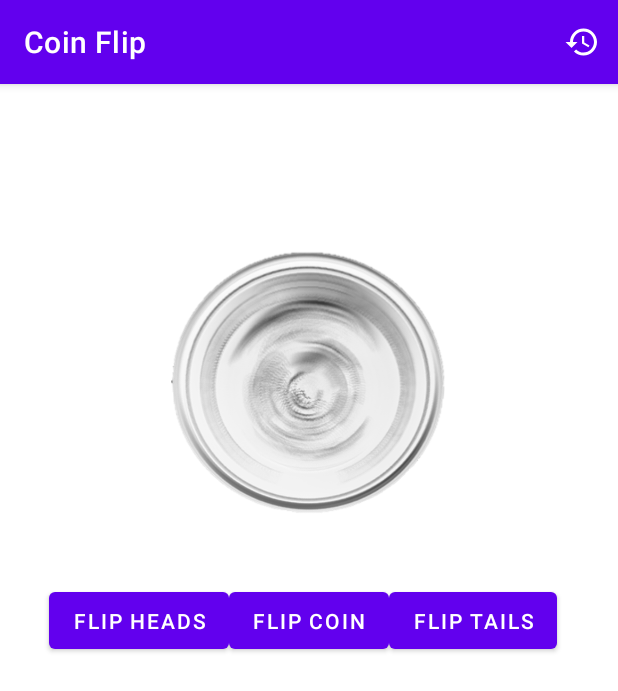
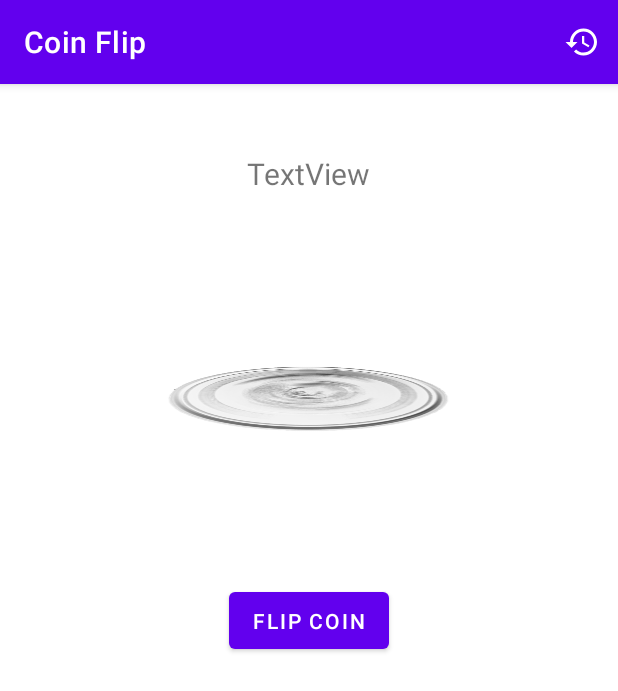
Before and after one commit to JackyL-CyberTofu/Child-Management-App, an Android app: the screen it shows after launch (CoinFlipActivity), after a tap on "FLIP COIN", on a phone screen of 412 x 824 dp. Shown: the top 691 px of the screen. Run offline under Robolectric (Android 15) with nearby library versions, the phone set to English and light mode, and no system bars; our stand-ins replace navigation-ui; 3 other taps on this screen came first.

Commit message:
Added a Observer to change Coin status.

```diff
--- a/app/src/main/AndroidManifest.xml
+++ b/app/src/main/AndroidManifest.xml
@@ -11,7 +11,8 @@
         android:theme="@style/Theme.BeParentApp">
         <activity
             android:name=".FlipHistoryActivity"
-            android:exported="false" />
+            android:exported="false"
+            android:label="History"/>
         <activity
             android:name=".ChildConfigActivity"
             android:exported="false" />
--- a/app/src/main/java/ca/sfu/cmpt276/be/parentapp/CoinFlipActivity.java
+++ b/app/src/main/java/ca/sfu/cmpt276/be/parentapp/CoinFlipActivity.java
@@ -7,18 +7,20 @@ import android.media.MediaPlayer;
 import android.os.Bundle;
 import android.view.Menu;
 import android.view.MenuItem;
+import android.view.View;
 import android.widget.Button;
 import android.widget.ImageView;
-import android.widget.Toast;
+import android.widget.TextView;
 
 import androidx.annotation.NonNull;
 import androidx.appcompat.app.AppCompatActivity;
 import androidx.navigation.ui.AppBarConfiguration;
 
 import ca.sfu.cmpt276.be.parentapp.databinding.ActivityCoinflipBinding;
+import ca.sfu.cmpt276.be.parentapp.model.ChildManager;
 import ca.sfu.cmpt276.be.parentapp.model.CoinFlipManager;
 
-public class CoinFlipActivity extends AppCompatActivity {
+public class CoinFlipActivity extends AppCompatActivity implements CoinFlipManager.CoinObserver {
 
     private AppBarConfiguration appBarConfiguration;
     private ActivityCoinflipBinding binding;
@@ -26,6 +28,7 @@ public class CoinFlipActivity extends AppCompatActivity {
     private ImageView coin;
     MediaPlayer player;
     CoinFlipManager coinFlipManager = CoinFlipManager.getInstance();
+    ChildManager childManager = ChildManager.getInstance();
 
     @Override
     protected void onCreate(Bundle savedInstanceState) {
@@ -42,6 +45,7 @@ public class CoinFlipActivity extends AppCompatActivity {
     }
 
     private void setupButton() {
+
         Button flipButton = (Button) findViewById(R.id.flipCoinButton);
         flipButton.setOnClickListener(view -> {
             flipCoin("Null");
@@ -57,6 +61,13 @@ public class CoinFlipActivity extends AppCompatActivity {
             flipCoin("Tails");
         });
 
+        if (childManager.getAll().size() == 0) {
+            headsButton.setVisibility(View.GONE);
+            tailsButton.setVisibility(View.GONE);
+        } else {
+            flipButton.setVisibility(View.GONE);
+        }
+
     }
 
     private void initializeCoin() {
@@ -65,6 +76,7 @@ public class CoinFlipActivity extends AppCompatActivity {
 
     private void flipCoin(String userChoice) {
         coin.animate().setDuration(3100).rotationXBy(2160).setListener(new AnimatorListenerAdapter() {
+
             @Override
             public void onAnimationEnd(Animator animation) {
                 super.onAnimationEnd(animation);
@@ -75,16 +87,6 @@ public class CoinFlipActivity extends AppCompatActivity {
                         break;
                     case "Tails":
                         coin.setImageResource(R.drawable.coin_tails);
-                        break;
-                }
-                Toast.makeText(CoinFlipActivity.this,"result "+result+" at "+ coinFlipManager.getCoinFlipGame(0).getDate(),Toast.LENGTH_SHORT).show();
-                int won = coinFlipManager.getCoinFlipGame(0).getPickerWon();
-                switch (won) {
-                    case 1:
-                        Toast.makeText(CoinFlipActivity.this,"You won",Toast.LENGTH_SHORT).show();
-                        break;
-                    case 0:
-                        Toast.makeText(CoinFlipActivity.this,"you lost" ,Toast.LENGTH_SHORT).show();
                         break;
                 }
             }
@@ -114,4 +116,28 @@ public class CoinFlipActivity extends AppCompatActivity {
         return super.onOptionsItemSelected(item);
     }
 
+    private void updateDisplayCoinResult() {
+        TextView tv = findViewById(R.id.flipResult);
+        if (coinFlipManager.getCoinList().size() > 0){
+            tv.setText(coinFlipManager.getCoinFlipGame(0).getResult());
+        }
+    }
+
+    @Override
+    protected void onResume() {
+        super.onResume();
+        coinFlipManager.registerChangeCallback(this);
+        updateDisplayCoinResult();
+    }
+
+    @Override
+    protected void onPause() {
+        super.onPause();
+        coinFlipManager.unRegisterChangeCallback(this);
+    }
+
+    @Override
+    public void notifyCounterChanged() {
+        updateDisplayCoinResult();
+    }
 }
--- a/app/src/main/java/ca/sfu/cmpt276/be/parentapp/model/CoinFlipManager.java
+++ b/app/src/main/java/ca/sfu/cmpt276/be/parentapp/model/CoinFlipManager.java
@@ -5,7 +5,10 @@ import java.time.LocalDateTime;
 import java.time.format.DateTimeFormatter;
 import java.util.ArrayList;
 import java.util.Date;
+import java.util.List;
 import java.util.Random;
+
+import ca.sfu.cmpt276.be.parentapp.CoinFlipActivity;
 
 public class CoinFlipManager {
 
@@ -13,12 +16,31 @@ public class CoinFlipManager {
 
     ArrayList<Coin> coinFlipHistory = new ArrayList<Coin>();
     int nextChild = 0;
+    private List<CoinObserver> observers = new ArrayList<>();
+
 
     public static CoinFlipManager getInstance() {
         if (instance == null) {
             instance = new CoinFlipManager();
         }
         return instance;
+    }
+
+
+    public interface CoinObserver {
+        void notifyCounterChanged();
+    }
+
+    public void registerChangeCallback(CoinObserver obs) {
+        observers.add(obs);
+    }
+    public void unRegisterChangeCallback(CoinObserver obs) {
+        observers.remove(obs);
+    }
+    private void notifyValueHasChanged() {
+        for (CoinObserver obs : observers) {
+            obs.notifyCounterChanged();
+        }
     }
 
     public String flipRandomCoin(String userChoice){
@@ -41,6 +63,8 @@ public class CoinFlipManager {
         //String childPicked = getLastChildPicked().getName();
 
         saveCoinFlip(result,userChoice, "John");
+
+        notifyValueHasChanged();
 
         return result;
     }
--- a/app/src/main/res/layout/activity_coin_flip_history.xml
+++ b/app/src/main/res/layout/activity_coin_flip_history.xml
@@ -8,9 +8,9 @@
 
     <ListView
         android:id="@+id/gamelist"
-        android:layout_marginTop="58dp"
         android:layout_width="match_parent"
-        android:layout_height="match_parent" >
+        android:layout_height="match_parent"
+        android:layout_marginTop="2dp">
 
     </ListView>
 
--- a/app/src/main/res/layout/activity_coinflip.xml
+++ b/app/src/main/res/layout/activity_coinflip.xml
@@ -71,4 +71,16 @@
         app:layout_constraintRight_toRightOf="parent"
         app:layout_constraintTop_toBottomOf="@+id/coin_image" />
 
+    <TextView
+        android:id="@+id/flipResult"
+        android:layout_width="wrap_content"
+        android:layout_height="wrap_content"
+        android:layout_marginBottom="40dp"
+        android:text="TextView"
+        app:layout_constraintBottom_toTopOf="@+id/coin_image"
+        app:layout_constraintEnd_toEndOf="parent"
+        app:layout_constraintHorizontal_bias="0.499"
+        app:layout_constraintStart_toStartOf="parent"
+        android:textSize="20sp"/>
+
 </androidx.constraintlayout.widget.ConstraintLayout>
```
Also changed, not shown: app/src/main/res/layout/item_view.xml (+9 -5 lines).
